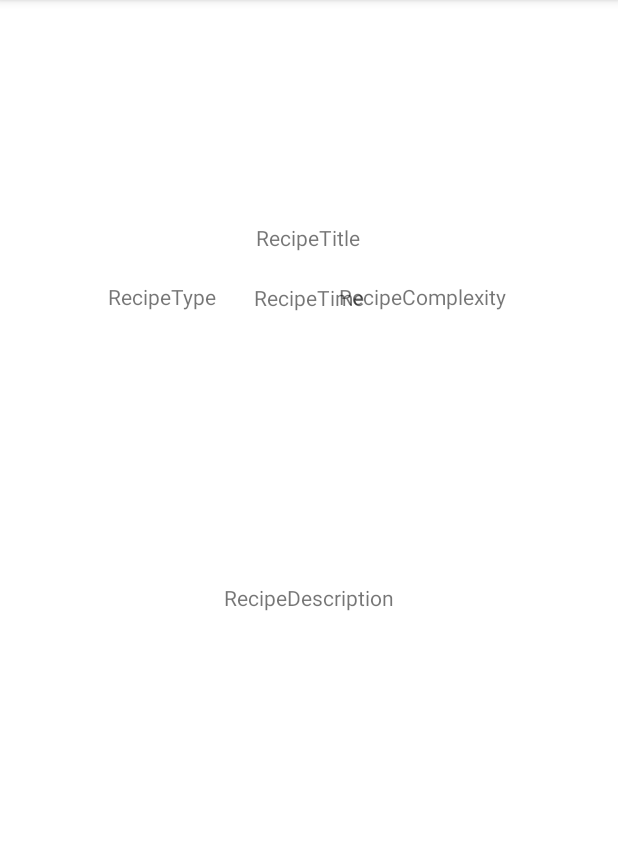
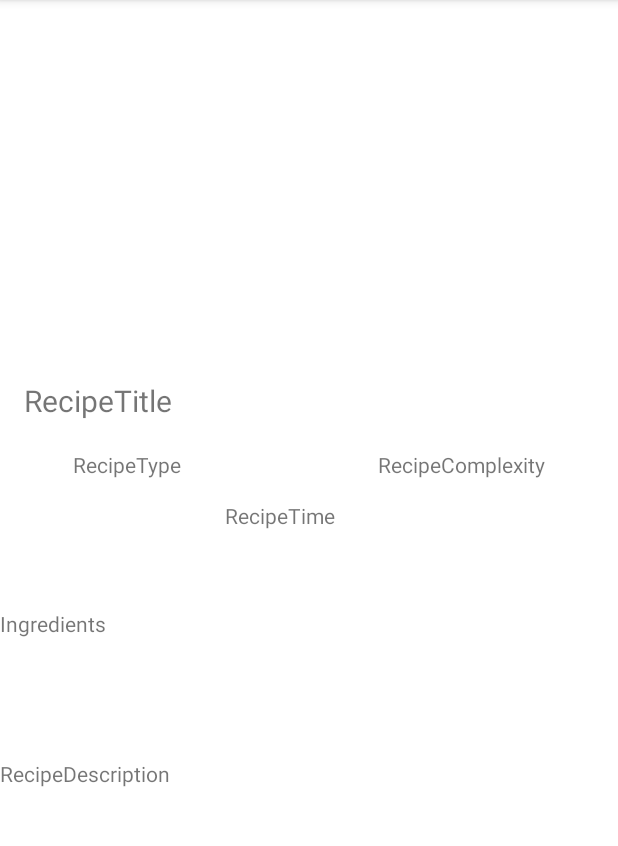
Before and after one commit to capybarasRV4/CookItUp_App, an Android app: the OneRecipeActivity screen opened directly, with no data from a screen before it, on a phone screen of 412 x 824 dp, the part 84-930 px from its top. Run offline under Robolectric (Android 15) with nearby library versions, the phone set to English and light mode, and no system bars; 1 statement that could not run was skipped.

Commit message:
one recipe elements added and positioned

```diff
--- a/app/src/main/res/layout/activity_one_recipe.xml
+++ b/app/src/main/res/layout/activity_one_recipe.xml
@@ -6,62 +6,92 @@
     android:layout_height="match_parent"
     tools:context=".OneRecipeActivity">
 
+    <ImageView
+        android:id="@+id/RecipeImage"
+        android:layout_width="410dp"
+        android:layout_height="237dp"
+        app:layout_constraintEnd_toEndOf="parent"
+        app:layout_constraintStart_toStartOf="parent"
+        app:layout_constraintTop_toTopOf="parent"
+        tools:srcCompat="@tools:sample/avatars" />
+
     <TextView
         android:id="@+id/recipeTitle"
         android:layout_width="wrap_content"
         android:layout_height="wrap_content"
+        android:layout_marginTop="16dp"
         android:text="@string/default_value_RecipeTitle"
-        app:layout_constraintBottom_toBottomOf="parent"
+        android:textSize="20sp"
         app:layout_constraintEnd_toEndOf="parent"
-        app:layout_constraintHorizontal_bias="0.498"
+        app:layout_constraintHorizontal_bias="0.051"
         app:layout_constraintStart_toStartOf="parent"
-        app:layout_constraintTop_toTopOf="parent"
-        app:layout_constraintVertical_bias="0.199" />
+        app:layout_constraintTop_toBottomOf="@+id/RecipeImage" />
+
+    <TextView
+        android:id="@+id/recipeComplexity"
+        android:layout_width="wrap_content"
+        android:layout_height="wrap_content"
+        android:layout_marginTop="300dp"
+        android:layout_marginEnd="20dp"
+        android:text="@string/default_value_RecipeComplexity"
+        app:layout_constraintEnd_toEndOf="parent"
+        app:layout_constraintHorizontal_bias="0.5"
+        app:layout_constraintStart_toEndOf="@+id/recipeTime"
+        app:layout_constraintTop_toTopOf="parent" />
 
     <TextView
         android:id="@+id/recipeType"
         android:layout_width="wrap_content"
         android:layout_height="wrap_content"
+        android:layout_marginStart="20dp"
+        android:layout_marginTop="300dp"
         android:text="@string/default_value_RecipeType"
-        app:layout_constraintBottom_toBottomOf="parent"
-        app:layout_constraintEnd_toEndOf="parent"
-        app:layout_constraintHorizontal_bias="0.212"
+        app:layout_constraintEnd_toStartOf="@+id/recipeTime"
+        app:layout_constraintHorizontal_bias="0.5"
         app:layout_constraintStart_toStartOf="parent"
-        app:layout_constraintTop_toTopOf="parent"
-        app:layout_constraintVertical_bias="0.251" />
+        app:layout_constraintTop_toTopOf="parent" />
 
     <TextView
         android:id="@+id/recipeTime"
         android:layout_width="wrap_content"
         android:layout_height="wrap_content"
+        android:layout_marginBottom="48dp"
         android:text="@string/default_value_RecipeTime"
+        app:layout_constraintBottom_toTopOf="@+id/scrollView2"
+        app:layout_constraintEnd_toStartOf="@+id/recipeComplexity"
+        app:layout_constraintHorizontal_bias="0.5"
+        app:layout_constraintStart_toEndOf="@+id/recipeType"
+        app:layout_constraintTop_toBottomOf="@+id/RecipeImage"
+        app:layout_constraintVertical_bias="0.954" />
+
+    <ScrollView
+        android:id="@+id/scrollView2"
+        android:layout_width="410dp"
+        android:layout_height="362dp"
         app:layout_constraintBottom_toBottomOf="parent"
-        app:layout_constraintEnd_toEndOf="parent"
-        app:layout_constraintStart_toStartOf="parent"
-        app:layout_constraintTop_toTopOf="parent"
-        app:layout_constraintVertical_bias="0.252" />
+        app:layout_constraintStart_toStartOf="parent">
 
-    <TextView
-        android:id="@+id/recipeComplexity"
-        android:layout_width="wrap_content"
-        android:layout_height="wrap_content"
-        android:text="@string/default_value_RecipeComplexity"
-        app:layout_constraintBottom_toBottomOf="parent"
-        app:layout_constraintEnd_toEndOf="parent"
-        app:layout_constraintHorizontal_bias="0.751"
-        app:layout_constraintStart_toStartOf="parent"
-        app:layout_constraintTop_toTopOf="parent"
-        app:layout_constraintVertical_bias="0.251" />
+        <LinearLayout
+            android:layout_width="match_parent"
+            android:layout_height="wrap_content"
+            android:orientation="vertical">
 
-    <TextView
-        android:id="@+id/recipeDescription"
-        android:layout_width="wrap_content"
-        android:layout_height="wrap_content"
-        android:text="@string/default_value_RecipeDescription"
-        app:layout_constraintBottom_toBottomOf="parent"
-        app:layout_constraintEnd_toEndOf="parent"
-        app:layout_constraintStart_toStartOf="parent"
-        app:layout_constraintTop_toTopOf="parent"
-        app:layout_constraintVertical_bias="0.519" />
+            <TextView
+                android:id="@+id/Ingredients"
+                android:layout_width="match_parent"
+                android:layout_height="100dp"
+                android:text="Ingredients" />
+
+            <TextView
+                android:id="@+id/recipeDescription"
+                android:layout_width="match_parent"
+                android:layout_height="102dp"
+                android:text="@string/default_value_RecipeDescription"
+                app:layout_constraintEnd_toEndOf="parent"
+                app:layout_constraintHorizontal_bias="0.014"
+                app:layout_constraintStart_toStartOf="parent" />
+        </LinearLayout>
+
+    </ScrollView>
 
 </androidx.constraintlayout.widget.ConstraintLayout>
```
